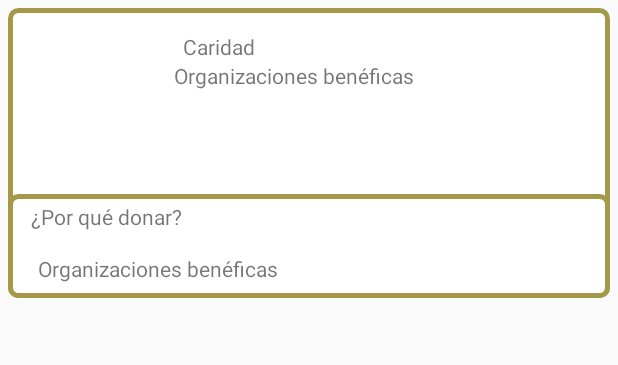
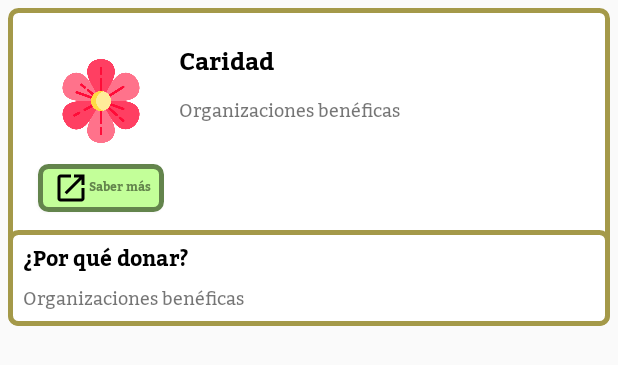
Before and after one commit to VarEros/TasKitty, an Android app: the layout charity_element.xml on its own in the app's theme, with its tools: preview values and no code run, on a phone screen of 412 x 824 dp. Shown: the top 365 px of the screen. Run offline under Robolectric (Android 15) with nearby library versions, the phone set to English and light mode, and no system bars.

Commit message:
charity item finished and fragment added

```diff
--- /dev/null
+++ b/app/src/main/res/drawable/art_open_external.xml
@@ -0,0 +1,5 @@
+<vector android:height="24dp" android:tint="#000000"
+    android:viewportHeight="24" android:viewportWidth="24"
+    android:width="24dp" xmlns:android="http://schemas.android.com/apk/res/android">
+    <path android:fillColor="@color/white" android:pathData="M19,19H5V5h7V3H5c-1.11,0 -2,0.9 -2,2v14c0,1.1 0.89,2 2,2h14c1.1,0 2,-0.9 2,-2v-7h-2v7zM14,3v2h3.59l-9.83,9.83 1.41,1.41L19,6.41V10h2V3h-7z"/>
+</vector>
--- /dev/null
+++ b/app/src/main/res/drawable/button_about.xml
@@ -0,0 +1,33 @@
+<?xml version="1.0" encoding="utf-8"?>
+<selector xmlns:android="http://schemas.android.com/apk/res/android">
+
+    <item android:state_pressed="true">
+        <shape android:shape="rectangle">
+            <solid
+                android:color="@color/down_green"
+                />
+            <corners
+                android:bottomRightRadius="5dp" android:bottomLeftRadius="5dp"
+                android:topLeftRadius="5dp" android:topRightRadius="5dp"/>
+            <stroke
+                android:width="3dp"
+                android:color="@color/down_green"
+                />
+        </shape>
+    </item>
+    <item>
+        <shape android:shape="rectangle">
+            <solid
+                android:color="@color/light_green"
+                />
+            <corners
+                android:bottomRightRadius="5dp" android:bottomLeftRadius="5dp"
+                android:topLeftRadius="5dp" android:topRightRadius="5dp"/>
+            <stroke
+                android:width="3dp"
+                android:color="@color/down_green"
+                />
+        </shape>
+    </item>
+
+</selector>
--- a/app/src/main/res/layout/charity_element.xml
+++ b/app/src/main/res/layout/charity_element.xml
@@ -17,44 +17,73 @@
             android:layout_width="match_parent"
             android:layout_height="wrap_content">
 
+
             <ImageView
                 android:id="@+id/tvOrg"
                 android:layout_width="84dp"
                 android:layout_height="84dp"
-                app:layout_constraintTop_toTopOf="parent"
+                android:layout_margin="20dp"
+                android:layout_marginStart="20dp"
+                android:layout_marginTop="16dp"
+                android:src="@drawable/flower_icon"
                 app:layout_constraintStart_toStartOf="parent"
+                app:layout_constraintTop_toTopOf="parent" />
+
+            <Button
+                android:id="@+id/btnAbout"
+                android:layout_width="84dp"
+                android:layout_height="32dp"
+                android:layout_marginStart="20dp"
+                android:layout_marginBottom="12dp"
+                android:background="@drawable/button_about"
+                android:drawableLeft="@drawable/art_open_external"
+                android:fontFamily="@font/kadwa_bold"
+                android:paddingLeft="10dp"
+                android:text="@string/know_more"
+                android:textAlignment="textStart"
+                android:textAllCaps="false"
+                android:textColor="@color/down_green"
+                android:textSize="8dp"
                 app:layout_constraintBottom_toBottomOf="parent"
-                android:layout_margin="20dp"
-                />
+                app:layout_constraintEnd_toEndOf="@+id/tvOrg"
+                app:layout_constraintStart_toStartOf="parent"
+                app:layout_constraintTop_toBottomOf="@+id/tvOrg" />
 
             <TextView
                 android:id="@+id/tvOrgName"
                 android:layout_width="wrap_content"
                 android:layout_height="wrap_content"
-                android:layout_marginTop="16dp"
+                android:layout_marginTop="20dp"
+                android:fontFamily="@font/kadwa_bold"
                 android:text="@string/charity"
-                app:layout_constraintHorizontal_bias="0.050"
+                android:textColor="@color/black"
+                android:textSize="16dp"
+                app:layout_constraintHorizontal_bias="0.042"
                 app:layout_constraintLeft_toRightOf="@id/tvOrg"
-
                 app:layout_constraintRight_toRightOf="parent"
                 app:layout_constraintTop_toTopOf="parent" />
 
             <TextView
-                android:layout_width="wrap_content"
+                android:layout_width="0dp"
                 android:layout_height="wrap_content"
-                app:layout_constraintHorizontal_bias="0.050"
-                app:layout_constraintTop_toBottomOf="@id/tvOrgName"
+                android:layout_marginLeft="10dp"
+                android:layout_marginTop="4dp"
+                android:fontFamily="@font/kadwa_regular"
+                android:text="@string/charity_org"
+                android:textSize="12dp"
+                app:layout_constraintHorizontal_bias="0.0"
                 app:layout_constraintLeft_toRightOf="@id/tvOrg"
                 app:layout_constraintRight_toRightOf="parent"
-                android:text="@string/charity_org"
-                />
+                app:layout_constraintTop_toBottomOf="@id/tvOrgName" />
+
         </androidx.constraintlayout.widget.ConstraintLayout>
 
         <androidx.constraintlayout.widget.ConstraintLayout
             android:layout_width="match_parent"
             android:layout_height="wrap_content"
             android:paddingHorizontal="10dp"
-            android:background="@drawable/charity_main_element">
+            android:background="@drawable/charity_main_element"
+            android:paddingVertical="5dp">
 
             <TextView
                 android:id="@+id/tvWhyDonate"
@@ -62,13 +91,16 @@
                 android:layout_height="wrap_content"
                 app:layout_constraintTop_toTopOf="parent"
                 android:text="@string/charity_donate"
-                android:padding="5dp"/>
+                android:fontFamily="@font/kadwa_bold"
+                android:textColor="@color/black"/>
+
             <TextView
                 app:layout_constraintTop_toBottomOf="@id/tvWhyDonate"
                 android:layout_width="match_parent"
                 android:layout_height="wrap_content"
                 android:text="@string/charity_org"
-                android:padding="10dp"/>
+                android:textSize="12dp"
+                android:fontFamily="@font/kadwa_regular" />
         </androidx.constraintlayout.widget.ConstraintLayout>
 
 
--- a/app/src/main/res/layout/fragment_notes_list.xml
+++ b/app/src/main/res/layout/fragment_notes_list.xml
@@ -6,14 +6,13 @@
     android:layout_width="match_parent"
     android:layout_height="match_parent"
     tools:context=".HomeFragment"
-    android:paddingHorizontal="10dp"
     android:background="@color/background_main">
 
     <ScrollView
         android:id="@+id/scrollView2"
         android:layout_width="match_parent"
         android:layout_height="match_parent"
-        tools:layout_editor_absoluteX="10dp">
+        >
 
         <LinearLayout
             android:layout_width="match_parent"
@@ -49,7 +48,8 @@
                 android:id="@+id/rcvNotes"
                 android:layout_width="match_parent"
                 android:layout_height="wrap_content"
-                android:layout_marginTop="5dp" />
+                android:layout_marginTop="5dp"
+                android:paddingHorizontal="10dp"/>
 
         </LinearLayout>
     </ScrollView>
--- a/app/src/main/res/values/strings.xml
+++ b/app/src/main/res/values/strings.xml
@@ -44,6 +44,7 @@
     <string name="charity">Caridad</string>
     <string name="charity_org">Organizaciones benéficas</string>
     <string name="charity_donate">¿Por qué donar?</string>
+    <string name="know_more">Saber más</string>
 
     <!--placeholders-->
     <string name="charity_desc">Descripción para la caridad</string>
```
Also changed, not shown: app/src/main/java/ni/edu/uca/taskitty/charityListFragment.kt (added, +27 -0 lines), app/src/main/res/layout/fragment_charity_list.xml (added, +41 -0 lines), app/src/main/res/layout/fragment_event_list.xml (+4 -3 lines), app/src/main/res/navigation/nav_graph.xml (+8 -0 lines), app/src/main/res/drawable-v24/flower_icon.png (added).
